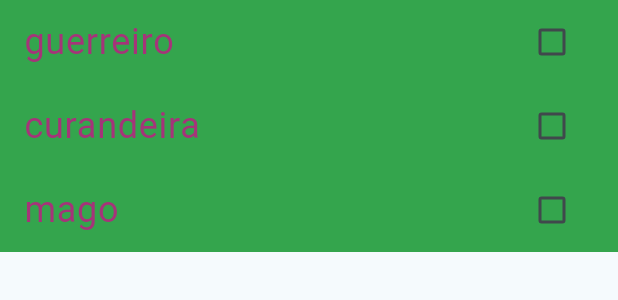
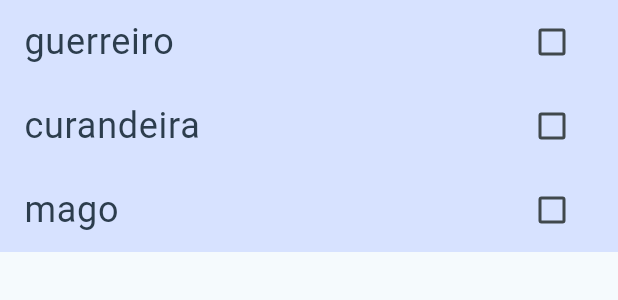
Before and after one commit to T-Toni/AgenteCaminha, a Flutter app: the Personagens widget shown alone on an empty page, opened directly, on a phone screen of 412 x 824 dp. Shown: the top 300 px of the screen. Run offline on Flutter 3.47's test engine with Material 3 defaults, Android fonts, the light colour scheme and no system bars.

Commit message:
Implementação da lista de personagens
- Agora apenas com um repositório de personagens eles são todos mostrado na tela "personagens_lista" e os nomes dos que forem selecionados aparecem na tela principal
- Alterado o nome "cum21" na tela de luta para "lutas" pra ficar mais amigável

```diff
--- a/projeto/lib/main.dart
+++ b/projeto/lib/main.dart
@@ -11,7 +11,7 @@ void main() {
   runApp(
     ChangeNotifierProvider(
       create: (context) => PersonagensRepository(),
-      child: MyApp(),
+      child: const MyApp(),
     ),
   );
 }
--- a/projeto/lib/pages/luta.dart
+++ b/projeto/lib/pages/luta.dart
@@ -14,6 +14,6 @@ class _LutaState extends State<Luta> {
    @override
   Widget build(BuildContext context) {
 
-    return Text('cum23');
+    return const Text('lutas');
   }
 }
--- a/projeto/lib/pages/personagens_lista.dart
+++ b/projeto/lib/pages/personagens_lista.dart
@@ -11,36 +11,26 @@ class Personagens extends StatefulWidget {
 
 class _PersonagensState extends State<Personagens> {
 
-  late PersonagensRepository escolhidos;
-
-  List<Personagem> personagens = [
-    Personagem(nome: 'guerreiro'),
-    Personagem(nome: 'curandeira'),
-    Personagem(nome: 'mago'),
-  ];
+  late PersonagensRepository personagens;
 
 
   CheckboxListTile LI(Personagem personagem)
   {
     return CheckboxListTile(
       title: Text(personagem.nome, style: const TextStyle(
-        color: Color.fromARGB(255, 165,52,121), // Defina a cor aqui também, se necessário
+        color: Color.fromARGB(255, 44, 61, 77), // Defina a cor aqui também, se necessário
         fontSize: 24, // Tamanho da fonte, ajuste como preferir
       ),
     ),
     value: personagem.checado,
     onChanged: (bool? newValue) {
+      personagem.checado = newValue; // Atualiza o estado do personagem específicos
+      personagens.saveAll([personagem]);  //salva os personagens escolhidos no "repositorio" de personagens escolhidos
 
-      escolhidos.saveAll(personagens);  //salva os personagens escolhidos no "repositorio" de personagens escolhidos
-
-      setState(() {
-        personagem.checado = newValue; // Atualiza o estado do personagem específicos
-
-      });
     },
-    activeColor: const Color.fromARGB(255, 45, 80, 53),
-    checkColor: const Color.fromARGB(255, 165,52,121),
-    tileColor: const Color.fromARGB(255, 52,165,77),
+    activeColor: const Color.fromARGB(255, 44, 61, 77),
+    checkColor: const Color.fromARGB(255, 215, 226, 255),
+    tileColor: const Color.fromARGB(255, 215, 226, 255),
     //subtitle: Text('a morte é certa'),
     );
   }
@@ -48,10 +38,10 @@ class _PersonagensState extends State<Personagens> {
   @override
   Widget build(BuildContext context) {
 
-    escolhidos = context.watch<PersonagensRepository>();
+    personagens = context.watch<PersonagensRepository>();
 
     return Column( // Use Column para empilhar widgets
-      children: personagens.map((personagem) => LI(personagem)).toList(),
+      children: personagens.lista.map((personagem) => LI(personagem)).toList(),
     );
 
   }
--- a/projeto/lib/repositories/personagens_repository.dart
+++ b/projeto/lib/repositories/personagens_repository.dart
@@ -3,7 +3,7 @@ import 'package:flutter/material.dart';
 import 'package:projeto/models/personagem.dart';
 
 class PersonagensRepository extends ChangeNotifier{
-  List<Personagem>_lista = [
+  final List<Personagem>_lista = [
       Personagem(nome: 'guerreiro'),
       Personagem(nome: 'curandeira'),
       Personagem(nome: 'mago'),
@@ -12,9 +12,9 @@ class PersonagensRepository extends ChangeNotifier{
   UnmodifiableListView<Personagem> get lista => UnmodifiableListView(_lista);
 
   saveAll(List<Personagem> personagens){
-    personagens.forEach((personagem){
+    for (var personagem in personagens) {
       if (!_lista.contains(personagem)) _lista.add(personagem);
-    });
+    }
     notifyListeners();
   }
 
```
Also changed, not shown: projeto/lib/menu.dart (+4 -9 lines), projeto/lib/pages/home.dart (+22 -4 lines), 1 other file.
